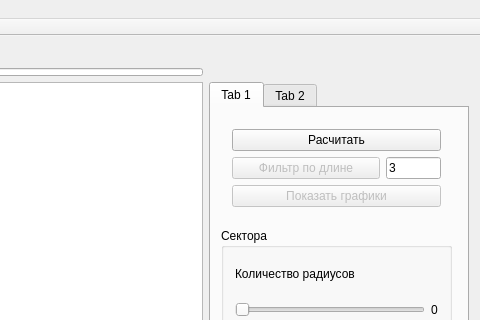
relaxesemind/melanoma, file MelanomaContours/Forms/mainwindow.ui: the form before one commit; both pictures show x 606 to 1086 and y 0 to 320 of the 1086 by 606 pixel window.
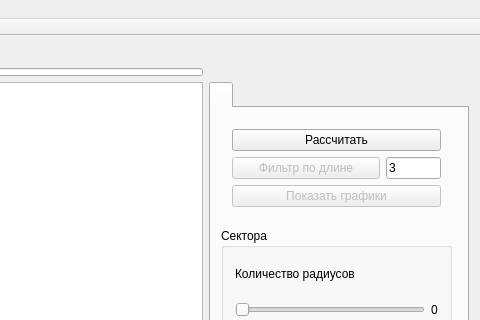
The form after the commit. Custom widgets are drawn as their Qt base class.

Diff of the .ui file:
```diff
--- a/MelanomaContours/Forms/mainwindow.ui
+++ b/MelanomaContours/Forms/mainwindow.ui
@@ -11,7 +11,13 @@
    </rect>
   </property>
   <property name="windowTitle">
-   <string>MelanomaContours</string>
+   <string>Asymmetry melanoma</string>
+  </property>
+  <property name="iconSize">
+   <size>
+    <width>36</width>
+    <height>36</height>
+   </size>
   </property>
   <widget class="QWidget" name="centralWidget">
    <layout class="QGridLayout" name="gridLayout">
@@ -57,7 +63,7 @@
       </property>
       <widget class="QWidget" name="tab">
        <attribute name="title">
-        <string>Tab 1</string>
+        <string/>
        </attribute>
        <widget class="QGroupBox" name="groupBox">
         <property name="geometry">
@@ -260,7 +266,7 @@
          <item>
           <widget class="QPushButton" name="pushButton">
            <property name="text">
-            <string>Расчитать</string>
+            <string>Рассчитать</string>
            </property>
           </widget>
          </item>
@@ -316,11 +322,6 @@
         </layout>
        </widget>
       </widget>
-      <widget class="QWidget" name="tab_2">
-       <attribute name="title">
-        <string>Tab 2</string>
-       </attribute>
-      </widget>
      </widget>
     </item>
     <item row="1" column="0">
```
